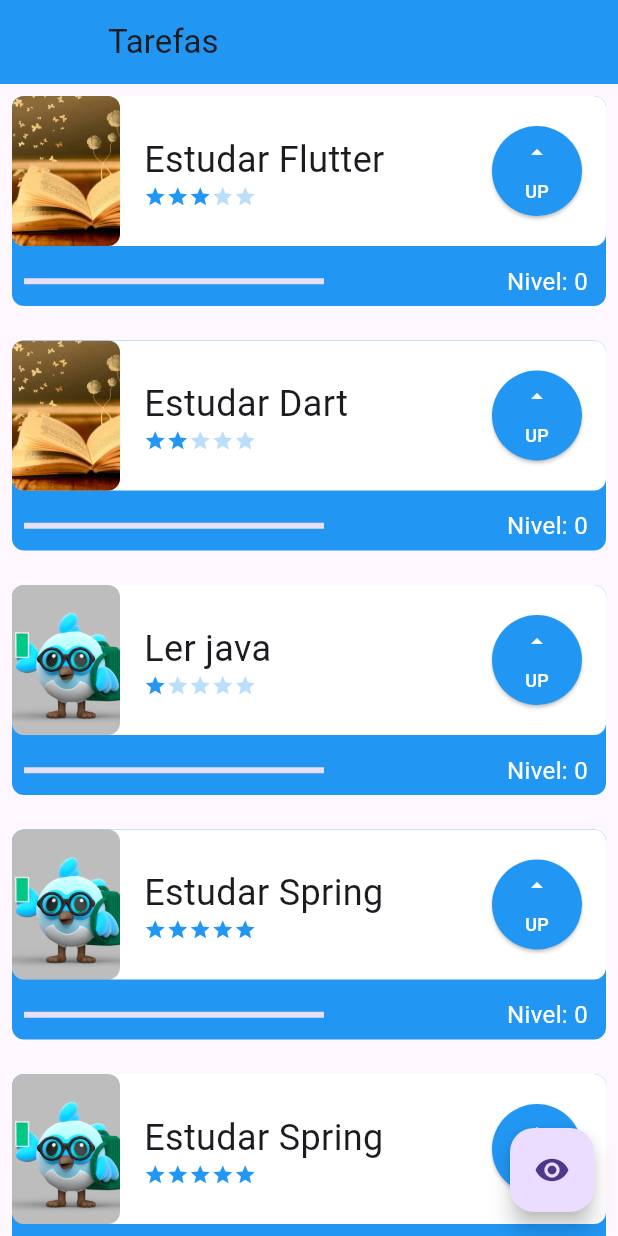
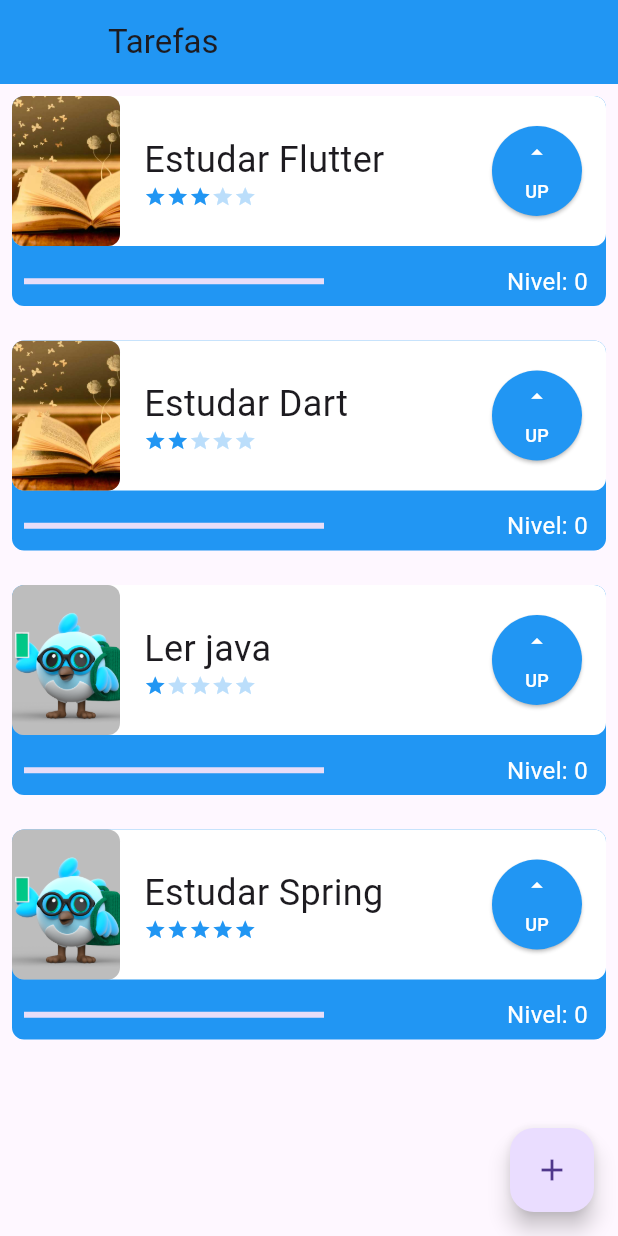
Before and after one commit to raneves/primeiro_projeto, a Flutter app: the screen it shows after launch, on a phone screen of 412 x 824 dp. Run offline on Flutter 3.47's test engine with Material 3 defaults, Android fonts, the phone set to English and light mode, and no system bars.

```diff
--- a/lib/main.dart
+++ b/lib/main.dart
@@ -1,4 +1,5 @@
 import 'package:flutter/material.dart';
+import 'package:primeiro_projeto/screens/form_screen.dart';
 import 'package:primeiro_projeto/screens/initial_screen.dart';
 
 void main() {
--- a/lib/screens/initial_screen.dart
+++ b/lib/screens/initial_screen.dart
@@ -1,5 +1,6 @@
 import 'package:flutter/material.dart';
 import 'package:primeiro_projeto/components/task.dart';
+import 'package:primeiro_projeto/screens/form_screen.dart';
 
 class InitialScrenn extends StatefulWidget {
   const InitialScrenn({super.key});
@@ -8,70 +9,33 @@ class InitialScrenn extends StatefulWidget {
   State<InitialScrenn> createState() => _InitialScrennState();
 }
 
-
 class _InitialScrennState extends State<InitialScrenn> {
-  bool opacidade = true;
-
   @override
   Widget build(BuildContext context) {
-    return  Scaffold(
+    return Scaffold(
       appBar: AppBar(
-        title: const Text('Tarefas'),
+        title: Text('Tarefas'),
         leading: Container(),
         backgroundColor: Colors.blue, // Cor de fundo azul
       ),
-      body: AnimatedOpacity(
-        opacity: opacidade ? 1 : 0,
-        duration: Duration(milliseconds: 800),
-        child: ListView(
-          children: const [
-            Tasks(
-              'Estudar Flutter',
-              'assets/images/livro.jpg',
-              3,
-            ),
-            Tasks(
-              'Estudar Dart',
-              'assets/images/livro.jpg',
-              2,
-            ),
-            Tasks(
-              'Ler java',
-              'assets/images/dash.png',
-              1,
-            ),
-            Tasks(
-              'Estudar Spring',
-              'assets/images/dash.png',
-              5,
-            ),
-            Tasks(
-              'Estudar Spring',
-              'assets/images/dash.png',
-              5,
-            ),
-            Tasks(
-              'Estudar Spring',
-              'assets/images/dash.png',
-              5,
-            ),
-            Tasks(
-              'Estudar Spring',
-              'assets/images/dash.png',
-              5,
-            ),
-            SizedBox(height: 80,)
-          ],
-        ),
+      body: ListView(
+        children: const [
+          Tasks('Estudar Flutter', 'assets/images/livro.jpg', 3),
+          Tasks('Estudar Dart', 'assets/images/livro.jpg', 2),
+          Tasks('Ler java', 'assets/images/dash.png', 1),
+          Tasks('Estudar Spring', 'assets/images/dash.png', 5),
+
+          SizedBox(height: 80),
+        ],
       ),
       floatingActionButton: FloatingActionButton(
         onPressed: () {
-          //print("Você clicou no botão!");
-          setState(() {
-            opacidade = !opacidade;
-          });
+          Navigator.push(
+            context,
+            MaterialPageRoute(builder: (context) => FormScreen()),
+          );
         },
-        child: Icon(Icons.remove_red_eye),
+        child: Icon(Icons.add),
       ),
     );
   }
```
Also changed, not shown: lib/screens/form_screen.dart (added, +152 -0 lines), assets/images/bike.webp (added), assets/images/meditar.jpeg (added), assets/images/nophoto.png (added).
